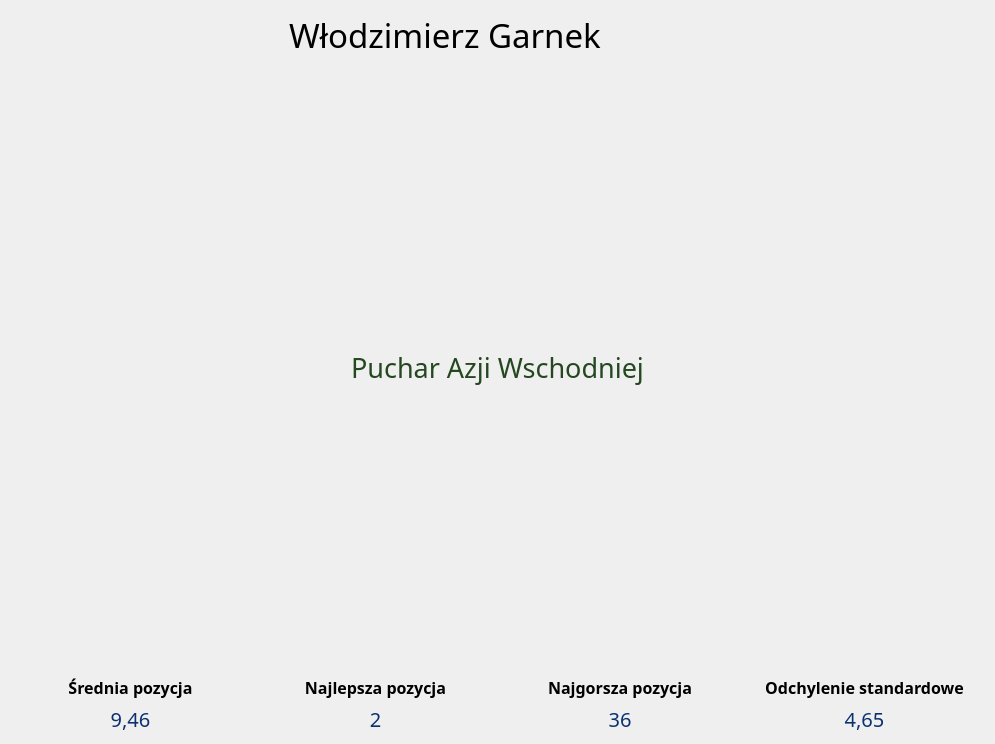
Above: source/UI/Seasons/Stats/ApperanceInClassificationWindow.ui from SiekamCebule/sj-sim before the change. Below: the same form after it.
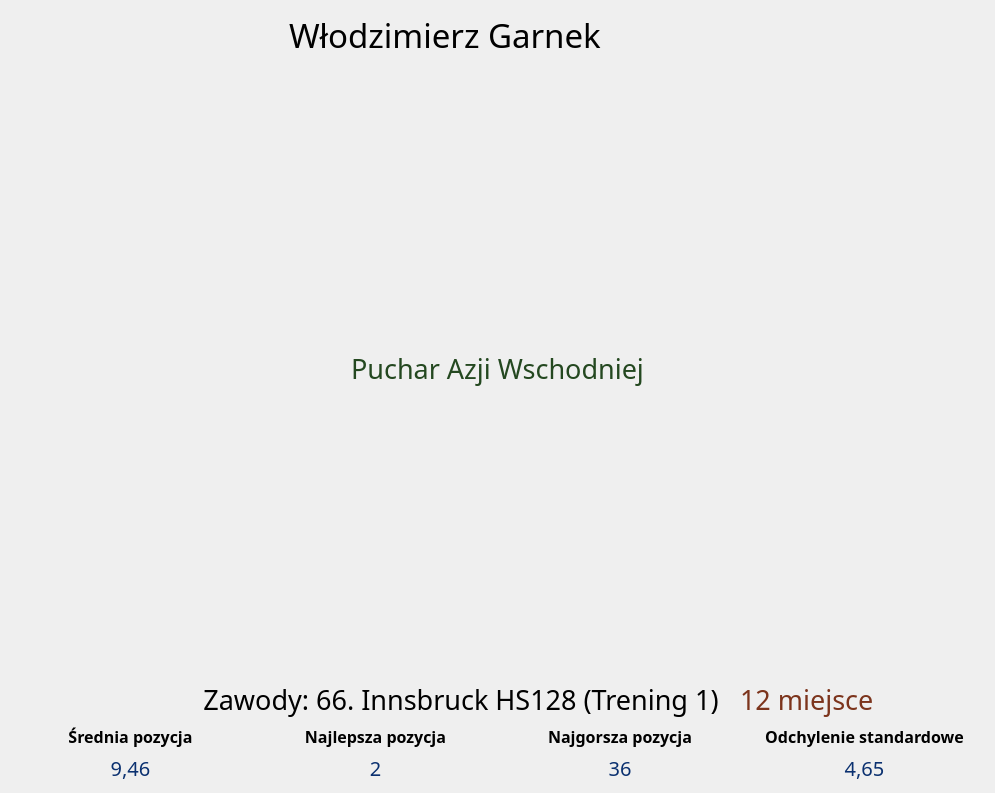
That is the form after the change.

Commit message: 0.9.1beta3 - Simulation save stats window (50% done) and info about competitions in charts

```diff
--- a/source/UI/Seasons/Stats/ApperanceInClassificationWindow.ui
+++ b/source/UI/Seasons/Stats/ApperanceInClassificationWindow.ui
@@ -7,7 +7,7 @@
     <x>0</x>
     <y>0</y>
     <width>995</width>
-    <height>744</height>
+    <height>793</height>
    </rect>
   </property>
   <property name="windowTitle">
@@ -15,7 +15,7 @@
   </property>
   <layout class="QVBoxLayout" name="verticalLayout_7">
    <item>
-    <layout class="QVBoxLayout" name="verticalLayout_2" stretch="0,1,0">
+    <layout class="QVBoxLayout" name="verticalLayout_2" stretch="0,0,1,0">
      <item>
       <layout class="QVBoxLayout" name="verticalLayout">
        <item>
@@ -128,6 +128,120 @@
        </item>
       </layout>
      </item>
+     <item>
+      <layout class="QHBoxLayout" name="horizontalLayout_3">
+       <item>
+        <spacer name="horizontalSpacer_7">
+         <property name="orientation">
+          <enum>Qt::Horizontal</enum>
+         </property>
+         <property name="sizeHint" stdset="0">
+          <size>
+           <width>40</width>
+           <height>20</height>
+          </size>
+         </property>
+        </spacer>
+       </item>
+       <item>
+        <widget class="QLabel" name="label_hillFlag">
+         <property name="minimumSize">
+          <size>
+           <width>60</width>
+           <height>40</height>
+          </size>
+         </property>
+         <property name="maximumSize">
+          <size>
+           <width>60</width>
+           <height>40</height>
+          </size>
+         </property>
+         <property name="text">
+          <string>&lt;FLAG&gt;</string>
+         </property>
+        </widget>
+       </item>
+       <item>
+        <spacer name="horizontalSpacer_9">
+         <property name="orientation">
+          <enum>Qt::Horizontal</enum>
+         </property>
+         <property name="sizeType">
+          <enum>QSizePolicy::Maximum</enum>
+         </property>
+         <property name="sizeHint" stdset="0">
+          <size>
+           <width>15</width>
+           <height>20</height>
+          </size>
+         </property>
+        </spacer>
+       </item>
+       <item>
+        <widget class="QLabel" name="label_chartCompetition">
+         <property name="font">
+          <font>
+           <family>Quicksand Medium</family>
+           <pointsize>20</pointsize>
+           <bold>false</bold>
+          </font>
+         </property>
+         <property name="text">
+          <string>Zawody: 66. Innsbruck HS128 (Trening 1)</string>
+         </property>
+         <property name="alignment">
+          <set>Qt::AlignCenter</set>
+         </property>
+        </widget>
+       </item>
+       <item>
+        <spacer name="horizontalSpacer_10">
+         <property name="orientation">
+          <enum>Qt::Horizontal</enum>
+         </property>
+         <property name="sizeType">
+          <enum>QSizePolicy::Maximum</enum>
+         </property>
+         <property name="sizeHint" stdset="0">
+          <size>
+           <width>15</width>
+           <height>20</height>
+          </size>
+         </property>
+        </spacer>
+       </item>
+       <item>
+        <widget class="QLabel" name="label_chartStat">
+         <property name="font">
+          <font>
+           <family>Quicksand</family>
+           <pointsize>20</pointsize>
+          </font>
+         </property>
+         <property name="styleSheet">
+          <string notr="true">color: rgb(124, 52, 28);</string>
+         </property>
+         <property name="text">
+          <string>12 miejsce</string>
+         </property>
+        </widget>
+       </item>
+       <item>
+        <spacer name="horizontalSpacer_8">
+         <property name="orientation">
+          <enum>Qt::Horizontal</enum>
+         </property>
+         <property name="sizeHint" stdset="0">
+          <size>
+           <width>40</width>
+           <height>20</height>
+          </size>
+         </property>
+        </spacer>
+       </item>
+      </layout>
+     </item>
      <item>
       <layout class="QVBoxLayout" name="verticalLayout_chart"/>
      </item>
```
The commit also changes 21 other files.
